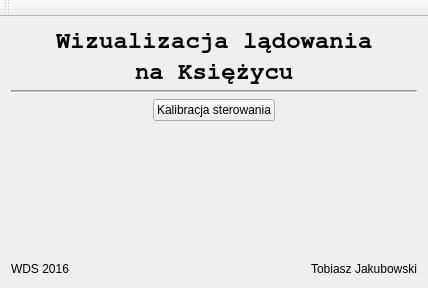
Qt form mainwindow.ui (tjakubo/apollo) before a commit.
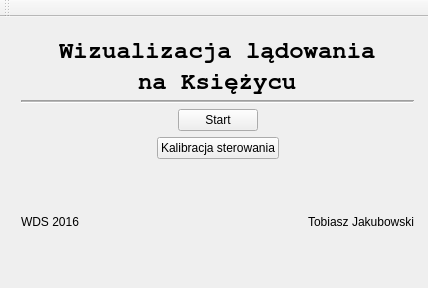
The same form after that commit.

The edit to the form file:
```diff
--- a/mainwindow.ui
+++ b/mainwindow.ui
@@ -14,8 +14,15 @@
    <string>MainWindow</string>
   </property>
   <widget class="QWidget" name="centralWidget">
-   <layout class="QGridLayout" name="gridLayout">
-    <item row="0" column="0">
+   <widget class="QWidget" name="">
+    <property name="geometry">
+     <rect>
+      <x>10</x>
+      <y>10</y>
+      <width>415</width>
+      <height>214</height>
+     </rect>
+    </property>
      <layout class="QVBoxLayout" name="verticalLayout_2">
       <item>
        <layout class="QVBoxLayout" name="verticalLayout">
@@ -127,6 +134,43 @@
         </property>
        </widget>
       </item>
+     <item>
+      <layout class="QHBoxLayout" name="horizontalLayout_5">
+       <item>
+        <spacer name="horizontalSpacer_8">
+         <property name="orientation">
+          <enum>Qt::Horizontal</enum>
+         </property>
+         <property name="sizeHint" stdset="0">
+          <size>
+           <width>40</width>
+           <height>20</height>
+          </size>
+         </property>
+        </spacer>
+       </item>
+       <item>
+        <widget class="QPushButton" name="pushButton">
+         <property name="text">
+          <string>Start</string>
+         </property>
+        </widget>
+       </item>
+       <item>
+        <spacer name="horizontalSpacer_9">
+         <property name="orientation">
+          <enum>Qt::Horizontal</enum>
+         </property>
+         <property name="sizeHint" stdset="0">
+          <size>
+           <width>40</width>
+           <height>20</height>
+          </size>
+         </property>
+        </spacer>
+       </item>
+      </layout>
+     </item>
       <item>
        <layout class="QHBoxLayout" name="horizontalLayout_2">
         <item>
@@ -209,8 +253,7 @@
        </layout>
       </item>
      </layout>
-    </item>
-   </layout>
+   </widget>
   </widget>
   <widget class="QToolBar" name="mainToolBar">
    <attribute name="toolBarArea">
```
Lines whose indentation alone changed are shown as unchanged.
